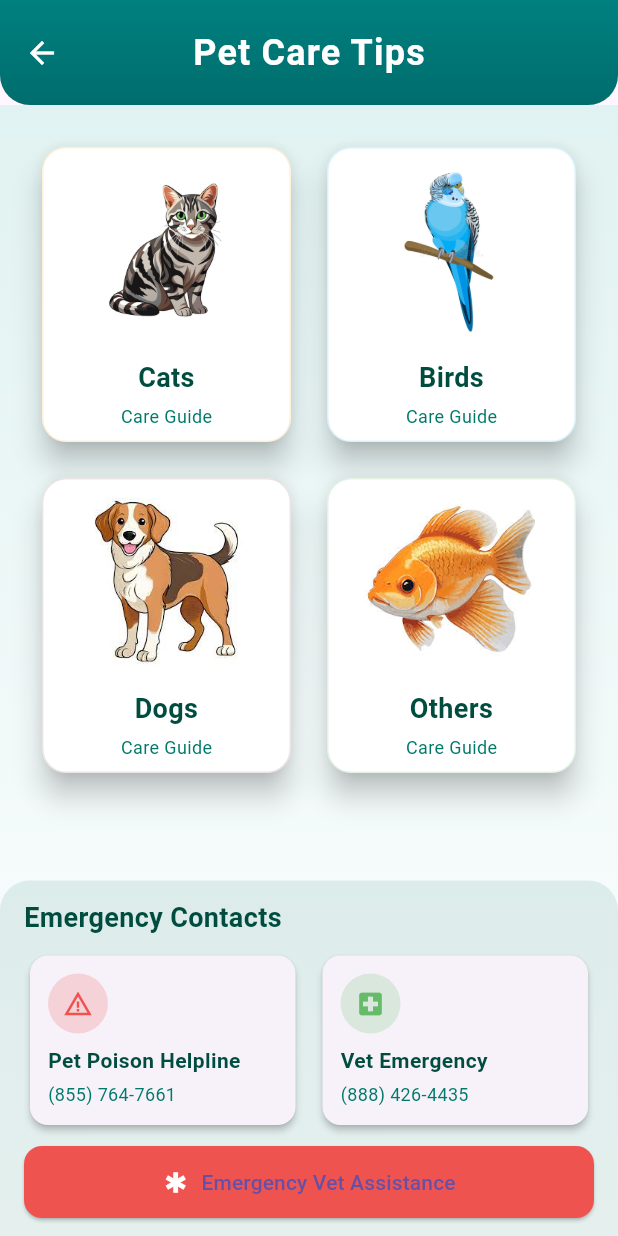
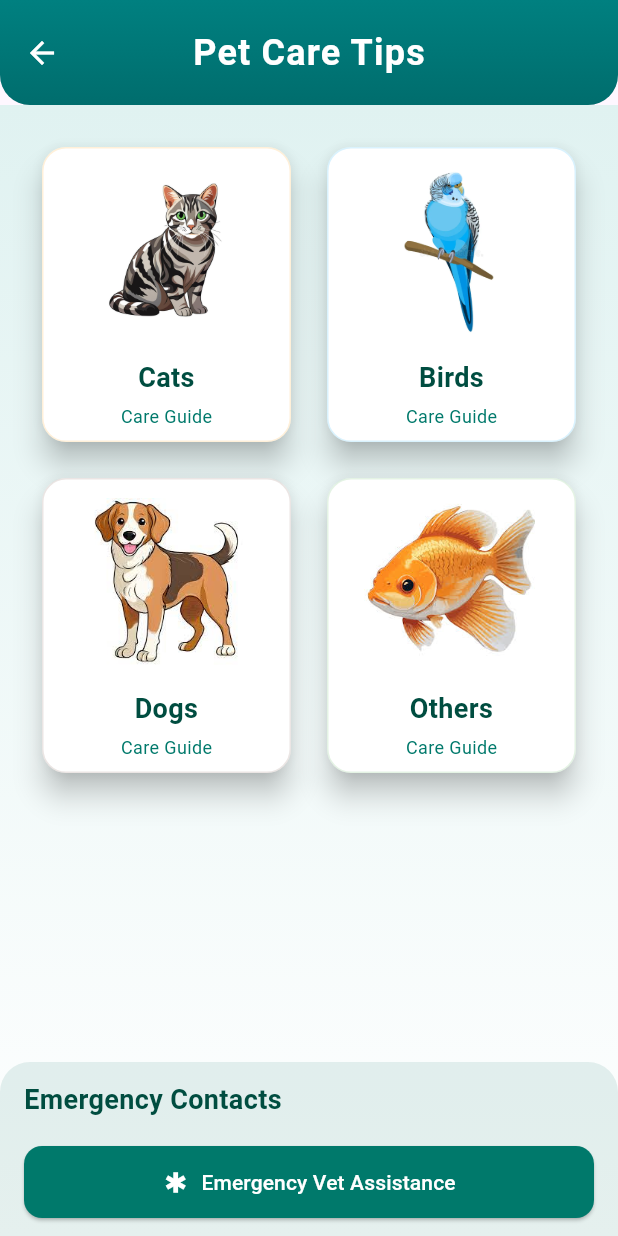
Before and after one commit to topmasum/Pet-guardian-, a Flutter app: the TipsPage screen opened directly, on a phone screen of 412 x 824 dp. Run offline on Flutter 3.47's test engine with Material 3 defaults, Android fonts, the phone set to English and light mode, and no system bars; our stand-ins replace cloud_firestore, firebase_auth, firebase_core; accounts and stored records are empty.

Commit message:
before chat this is checkpoint

```diff
--- a/lib/request_page.dart
+++ b/lib/request_page.dart
@@ -865,13 +865,14 @@ class _RequestsPageState extends State<RequestsPage> {
                         children: [
                           Icon(Icons.calendar_today, size: 16, color: Colors.grey),
                           SizedBox(width: 4),
-                          Text(reqDate),
+                          Text('Service Date: $reqDate'),
                           SizedBox(width: 16),
                           Icon(Icons.location_on, size: 16, color: Colors.grey),
                           SizedBox(width: 4),
                           Text(location),
                         ],
                       ),
+
                       SizedBox(height: 12),
                       Align(
                         alignment: Alignment.centerRight,
--- a/lib/tips_page.dart
+++ b/lib/tips_page.dart
@@ -131,27 +131,7 @@ class TipsPage extends StatelessWidget {
               ),
             ),
           ),
-          Row(
-            children: [
-              Expanded(
-                child: _buildHelplineCard(
-                  "Pet Poison Helpline",
-                  "(855) 764-7661",
-                  Icons.warning_amber,
-                  Colors.red[400]!,
-                ),
-              ),
-              SizedBox(width: 10),
-              Expanded(
-                child: _buildHelplineCard(
-                  "Vet Emergency",
-                  "(888) 426-4435",
-                  Icons.local_hospital,
-                  Colors.green[400]!,
-                ),
-              ),
-            ],
-          ),
+
           SizedBox(height: 10),
           _buildEmergencyButton(context),
         ],
@@ -202,9 +182,12 @@ class TipsPage extends StatelessWidget {
       width: double.infinity,
       child: ElevatedButton.icon(
         icon: Icon(Icons.emergency, color: Colors.white),
-        label: Text('Emergency Vet Assistance'),
+        label: Text(
+          'Emergency Vet Assistance',
+          style: TextStyle(color: Colors.white), // Explicit text color
+        ),
         style: ElevatedButton.styleFrom(
-          backgroundColor: Colors.red[400],
+          backgroundColor: Colors.teal[700],
           shape: RoundedRectangleBorder(
             borderRadius: BorderRadius.circular(12),
           ),
```
